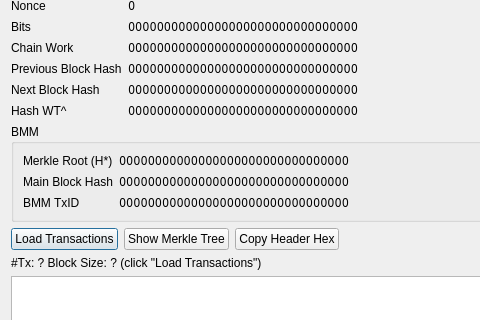
Before: the Qt Designer form src/qt/forms/blockindexdetailsdialog.ui in skydogenet/sidechains, drawn with Qt 5; both pictures show x 0 to 480 and y 160 to 480 of the 1212 by 953 pixel window.
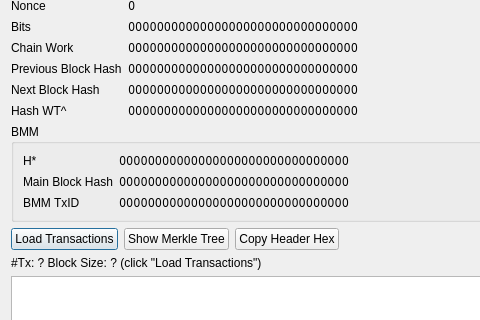
After: the same form once the commit is applied.

Commit message: Update h* label on block index dialog

```diff
--- a/src/qt/forms/blockindexdetailsdialog.ui
+++ b/src/qt/forms/blockindexdetailsdialog.ui
@@ -571,7 +571,7 @@
          </sizepolicy>
         </property>
         <property name="text">
-         <string>Merkle Root (H*)</string>
+         <string>H*</string>
         </property>
        </widget>
       </item>
```
